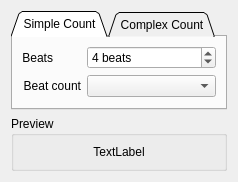
Qt form src/Widgets/measureTabs.ui (Whatang/DrumBurp) before a commit.
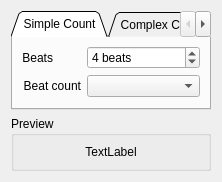
The same form after that commit. The open tabs and pages were chosen to show the change.

Commit message: Nicer sizing.

What changed in the file:
```diff
--- a/src/Widgets/measureTabs.ui
+++ b/src/Widgets/measureTabs.ui
@@ -6,8 +6,8 @@
    <rect>
     <x>0</x>
     <y>0</y>
-    <width>238</width>
-    <height>172</height>
+    <width>218</width>
+    <height>155</height>
    </rect>
   </property>
   <property name="sizePolicy">
```
Left out of the diff: 2 changed lines with no effect on the pictures. The commit also changes 1 other file.
